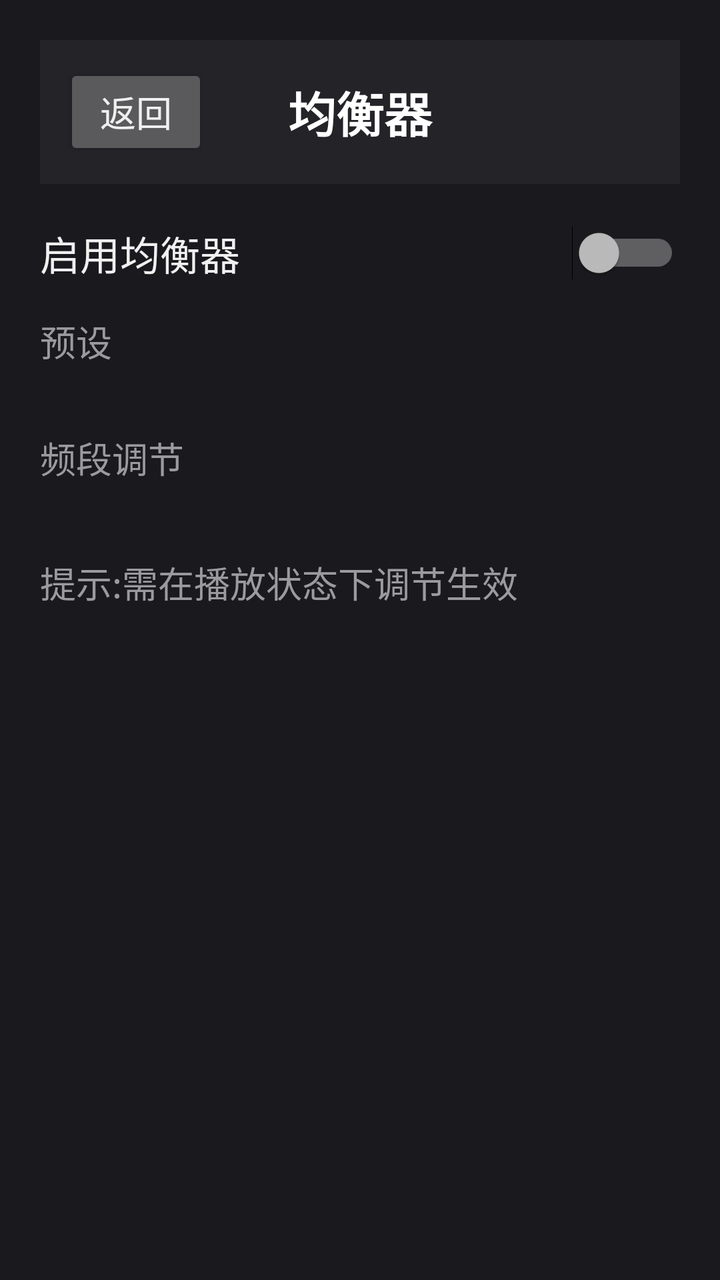
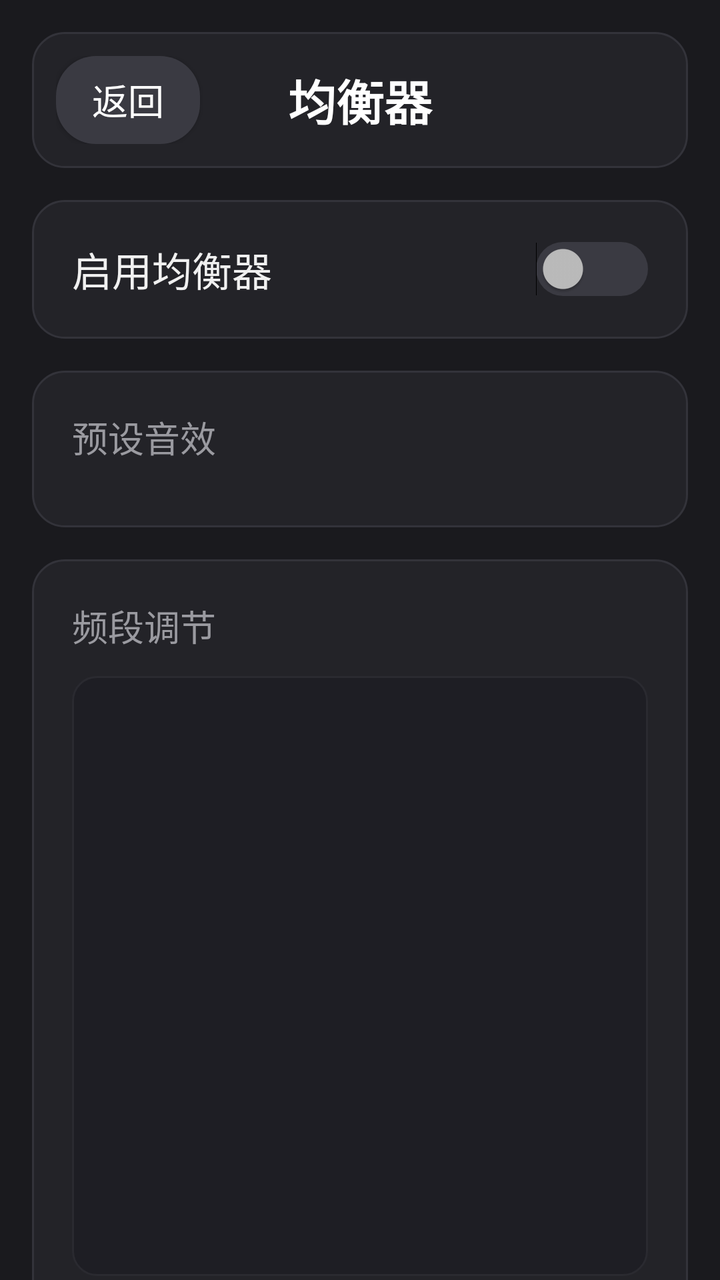

Compare the two renders of this Android layout. The source of the first and the diff that turns it into the second are given below.
<!-- AndroidManifest.xml: application theme Theme.CaptivaMusic -->
<!-- res/layout/activity_equalizer.xml -->
<?xml version="1.0" encoding="utf-8"?>
<ScrollView xmlns:android="http://schemas.android.com/apk/res/android"
    android:layout_width="match_parent"
    android:layout_height="match_parent"
    android:background="@color/bg_main">

    <LinearLayout
        android:layout_width="match_parent"
        android:layout_height="wrap_content"
        android:orientation="vertical"
        android:padding="20dp">

        
        <LinearLayout
            android:layout_width="match_parent"
            android:layout_height="wrap_content"
            android:orientation="horizontal"
            android:gravity="center_vertical"
            android:padding="@dimen/title_bar_padding"
            android:background="@color/bg_title_bar"
            android:layout_marginBottom="20dp">

            <Button
                android:id="@+id/btn_eq_back"
                android:layout_width="wrap_content"
                android:layout_height="wrap_content"
                android:minWidth="72dp"
                android:text="返回"
                android:textSize="@dimen/sub_text_size" />

            <TextView
                android:layout_width="0dp"
                android:layout_height="wrap_content"
                android:layout_weight="1"
                android:gravity="center"
                android:text="均衡器"
                android:textColor="@color/text_title"
                android:textSize="@dimen/title_text_size"
                android:textStyle="bold" />

            <View
                android:layout_width="72dp"
                android:layout_height="wrap_content" />
        </LinearLayout>

        
        <LinearLayout
            android:layout_width="match_parent"
            android:layout_height="wrap_content"
            android:orientation="horizontal"
            android:gravity="center_vertical"
            android:layout_marginBottom="16dp">

            <TextView
                android:layout_width="0dp"
                android:layout_height="wrap_content"
                android:layout_weight="1"
                android:text="启用均衡器"
                android:textColor="@color/text_primary"
                android:textSize="20sp" />

            <Switch
                android:id="@+id/sw_eq_enable"
                android:layout_width="wrap_content"
                android:layout_height="wrap_content" />
        </LinearLayout>

        
        <TextView
            android:layout_width="match_parent"
            android:layout_height="wrap_content"
            android:text="预设"
            android:textColor="@color/text_secondary"
            android:textSize="@dimen/sub_text_size"
            android:layout_marginBottom="8dp" />

        <HorizontalScrollView
            android:layout_width="match_parent"
            android:layout_height="wrap_content"
            android:layout_marginBottom="24dp"
            android:scrollbars="none">

            <LinearLayout
                android:id="@+id/ll_presets"
                android:layout_width="wrap_content"
                android:layout_height="wrap_content"
                android:orientation="horizontal" />
        </HorizontalScrollView>

        
        <TextView
            android:layout_width="match_parent"
            android:layout_height="wrap_content"
            android:text="频段调节"
            android:textColor="@color/text_secondary"
            android:textSize="@dimen/sub_text_size"
            android:layout_marginBottom="12dp" />

        <LinearLayout
            android:id="@+id/ll_bands"
            android:layout_width="match_parent"
            android:layout_height="wrap_content"
            android:orientation="horizontal"
            android:gravity="center_vertical" />

        <TextView
            android:id="@+id/tv_eq_hint"
            android:layout_width="match_parent"
            android:layout_height="wrap_content"
            android:layout_marginTop="24dp"
            android:text="提示:需在播放状态下调节生效"
            android:textColor="@color/text_secondary"
            android:textSize="@dimen/sub_text_size" />

    </LinearLayout>
</ScrollView>
<!-- resources referenced by this layout -->
<resources>
  <color name="bg_main">#1A1A1E</color>
  <color name="bg_title_bar">#232328</color>
  <color name="text_primary">#F0F0F0</color>
  <color name="text_secondary">#9A9AA0</color>
  <color name="text_title">#FFFFFF</color>
  <dimen name="sub_text_size">18sp</dimen>
  <dimen name="title_bar_padding">12dp</dimen>
  <dimen name="title_text_size">24sp</dimen>
  <style name="Theme.CaptivaMusic" parent="Theme.AppCompat.NoActionBar">
          <item name="colorPrimary">@color/accent</item>
          <item name="colorPrimaryDark">@color/bg_title_bar</item>
          <item name="colorAccent">@color/accent</item>
          <item name="android:windowBackground">@color/bg_main</item>
          <item name="android:statusBarColor">@color/bg_title_bar</item>
          <item name="android:textColorPrimary">@color/text_primary</item>
          
          <item name="android:windowAnimationStyle">@style/NoAnimation</item>
      </style>
  <color name="accent">#4FC3F7</color>
  <style name="NoAnimation" parent="@android:style/Animation.Activity">
          <item name="android:activityOpenEnterAnimation">@null</item>
          <item name="android:activityOpenExitAnimation">@null</item>
          <item name="android:activityCloseEnterAnimation">@null</item>
          <item name="android:activityCloseExitAnimation">@null</item>
          <item name="android:taskOpenEnterAnimation">@null</item>
          <item name="android:taskOpenExitAnimation">@null</item>
          <item name="android:taskCloseEnterAnimation">@null</item>
          <item name="android:taskCloseExitAnimation">@null</item>
          <item name="android:taskToFrontEnterAnimation">@null</item>
          <item name="android:taskToFrontExitAnimation">@null</item>
          <item name="android:taskToBackEnterAnimation">@null</item>
          <item name="android:taskToBackExitAnimation">@null</item>
      </style>
</resources>

<!-- the commit's change to res/layout/activity_equalizer.xml (unified diff, before → after) -->
@@ -2,13 +2,15 @@
 <ScrollView xmlns:android="http://schemas.android.com/apk/res/android"
     android:layout_width="match_parent"
     android:layout_height="match_parent"
-    android:background="@color/bg_main">
+    android:background="@color/bg_main"
+    android:fillViewport="true"
+    android:scrollbars="none">
 
     <LinearLayout
         android:layout_width="match_parent"
         android:layout_height="wrap_content"
         android:orientation="vertical"
-        android:padding="20dp">
+        android:padding="16dp">
 
         
         <LinearLayout
@@ -16,16 +18,18 @@
             android:layout_height="wrap_content"
             android:orientation="horizontal"
             android:gravity="center_vertical"
-            android:padding="@dimen/title_bar_padding"
-            android:background="@color/bg_title_bar"
-            android:layout_marginBottom="20dp">
+            android:padding="12dp"
+            android:background="@drawable/bg_eq_card"
+            android:layout_marginBottom="16dp">
 
             <Button
                 android:id="@+id/btn_eq_back"
                 android:layout_width="wrap_content"
-                android:layout_height="wrap_content"
+                android:layout_height="44dp"
                 android:minWidth="72dp"
+                android:background="@drawable/bg_eq_btn_back"
                 android:text="返回"
+                android:textColor="@color/btn_text"
                 android:textSize="@dimen/sub_text_size" />
 
             <TextView
@@ -40,7 +44,7 @@
 
             <View
                 android:layout_width="72dp"
-                android:layout_height="wrap_content" />
+                android:layout_height="44dp" />
         </LinearLayout>
 
         
@@ -49,6 +53,8 @@
             android:layout_height="wrap_content"
             android:orientation="horizontal"
             android:gravity="center_vertical"
+            android:padding="20dp"
+            android:background="@drawable/bg_eq_card"
             android:layout_marginBottom="16dp">
 
             <TextView
@@ -62,54 +68,114 @@
             <Switch
                 android:id="@+id/sw_eq_enable"
                 android:layout_width="wrap_content"
-                android:layout_height="wrap_content" />
+                android:layout_height="wrap_content"
+                android:track="@drawable/bg_eq_switch_track"
+                android:switchMinWidth="56dp" />
+        </LinearLayout>
+
+        
+        <LinearLayout
+            android:layout_width="match_parent"
+            android:layout_height="wrap_content"
+            android:orientation="vertical"
+            android:padding="20dp"
+            android:background="@drawable/bg_eq_card"
+            android:layout_marginBottom="16dp">
+
+            <TextView
+                android:layout_width="match_parent"
+                android:layout_height="wrap_content"
+                android:text="预设音效"
+                android:textColor="@color/text_secondary"
+                android:textSize="@dimen/sub_text_size"
+                android:layout_marginBottom="12dp" />
+
+            <HorizontalScrollView
+                android:layout_width="match_parent"
+                android:layout_height="wrap_content"
+                android:scrollbars="none">
+
+                <LinearLayout
+                    android:id="@+id/ll_presets"
+                    android:layout_width="wrap_content"
+                    android:layout_height="wrap_content"
+                    android:orientation="horizontal" />
+            </HorizontalScrollView>
+        </LinearLayout>
+
+        
+        <LinearLayout
+            android:layout_width="match_parent"
+            android:layout_height="wrap_content"
+            android:orientation="vertical"
+            android:padding="20dp"
+            android:background="@drawable/bg_eq_card"
+            android:layout_marginBottom="16dp">
+
+            <TextView
+                android:layout_width="match_parent"
+                android:layout_height="wrap_content"
+                android:text="频段调节"
+                android:textColor="@color/text_secondary"
+                android:textSize="@dimen/sub_text_size"
+                android:layout_marginBottom="12dp" />
+
+            
+            <LinearLayout
+                android:id="@+id/ll_bands"
+                android:layout_width="match_parent"
+                android:layout_height="wrap_content"
+                android:orientation="horizontal"
+                android:gravity="center_vertical"
+                android:background="@drawable/bg_eq_band_panel"
+                android:padding="16dp"
+                android:minHeight="300dp" />
+
+            
+            <LinearLayout
+                android:layout_width="match_parent"
+                android:layout_height="wrap_content"
+                android:orientation="horizontal"
+                android:layout_marginTop="8dp">
+
+                <TextView
+                    android:layout_width="0dp"
+                    android:layout_height="wrap_content"
+                    android:layout_weight="1"
+                    android:gravity="start"
+                    android:text="−"
+                    android:textColor="@color/eq_freq_label"
+                    android:textSize="16sp" />
+
+                <TextView
+                    android:layout_width="0dp"
+                    android:layout_height="wrap_content"
+                    android:layout_weight="1"
+                    android:gravity="center"
+                    android:text="0 dB"
+                    android:textColor="@color/eq_freq_label"
+                    android:textSize="14sp" />
+
+                <TextView
+                    android:layout_width="0dp"
+                    android:layout_height="wrap_content"
+                    android:layout_weight="1"
+                    android:gravity="end"
+                    android:text="+"
+                    android:textColor="@color/eq_freq_label"
+                    android:textSize="16sp" />
+            </LinearLayout>
         </LinearLayout>
 
         
         <TextView
-            android:layout_width="match_parent"
-            android:layout_height="wrap_content"
-            android:text="预设"
-            android:textColor="@color/text_secondary"
-            android:textSize="@dimen/sub_text_size"
-            android:layout_marginBottom="8dp" />
-
-        <HorizontalScrollView
-            android:layout_width="match_parent"
-            android:layout_height="wrap_content"
-            android:layout_marginBottom="24dp"
-            android:scrollbars="none">
-
-            <LinearLayout
-                android:id="@+id/ll_presets"
-                android:layout_width="wrap_content"
-                android:layout_height="wrap_content"
-                android:orientation="horizontal" />
-        </HorizontalScrollView>
-
-        
-        <TextView
-            android:layout_width="match_parent"
-            android:layout_height="wrap_content"
-            android:text="频段调节"
-            android:textColor="@color/text_secondary"
-            android:textSize="@dimen/sub_text_size"
-            android:layout_marginBottom="12dp" />
-
-        <LinearLayout
-            android:id="@+id/ll_bands"
-            android:layout_width="match_parent"
-            android:layout_height="wrap_content"
-            android:orientation="horizontal"
-            android:gravity="center_vertical" />
-
-        <TextView
             android:id="@+id/tv_eq_hint"
             android:layout_width="match_parent"
             android:layout_height="wrap_content"
-            android:layout_marginTop="24dp"
-            android:text="提示:需在播放状态下调节生效"
-            android:textColor="@color/text_secondary"
+            android:layout_marginTop="4dp"
+            android:gravity="center"
+            android:text="设置会自动保存,播放音乐时生效"
+            android:textColor="@color/eq_hint_text"
             android:textSize="@dimen/sub_text_size" />
 
     </LinearLayout>
<!-- resource entries referenced after the edit -->
@@ -1,13 +1,62 @@
 <!-- resources referenced by this layout -->
 <resources>
   <color name="bg_main">#1A1A1E</color>
-  <color name="bg_title_bar">#232328</color>
+  <color name="btn_text">#FFFFFF</color>
+  <color name="eq_freq_label">#9A9AA0</color>
+  <color name="eq_hint_text">#6A6A70</color>
   <color name="text_primary">#F0F0F0</color>
   <color name="text_secondary">#9A9AA0</color>
   <color name="text_title">#FFFFFF</color>
   <dimen name="sub_text_size">18sp</dimen>
-  <dimen name="title_bar_padding">12dp</dimen>
   <dimen name="title_text_size">24sp</dimen>
+  <!-- drawable bg_eq_band_panel (drawable) -->
+  <?xml version="1.0" encoding="utf-8"?>
+  <shape xmlns:android="http://schemas.android.com/apk/res/android"
+      android:shape="rectangle">
+      <solid android:color="#1E1E24" />
+      <corners android:radius="12dp" />
+      <stroke android:width="1dp" android:color="#2A2A30" />
+  </shape>
+  <!-- drawable bg_eq_btn_back (drawable) -->
+  <?xml version="1.0" encoding="utf-8"?>
+  <selector xmlns:android="http://schemas.android.com/apk/res/android">
+      <item android:state_pressed="true">
+          <shape android:shape="rectangle">
+              <solid android:color="#55555D" />
+              <corners android:radius="20dp" />
+          </shape>
+      </item>
+      <item>
+          <shape android:shape="rectangle">
+              <solid android:color="#3A3A42" />
+              <corners android:radius="20dp" />
+          </shape>
+      </item>
+  </selector>
+  <!-- drawable bg_eq_card (drawable) -->
+  <?xml version="1.0" encoding="utf-8"?>
+  <shape xmlns:android="http://schemas.android.com/apk/res/android"
+      android:shape="rectangle">
+      <solid android:color="#232328" />
+      <corners android:radius="16dp" />
+      <stroke android:width="1dp" android:color="#33333A" />
+  </shape>
+  <!-- drawable bg_eq_switch_track (drawable) -->
+  <?xml version="1.0" encoding="utf-8"?>
+  <selector xmlns:android="http://schemas.android.com/apk/res/android">
+      <item android:state_checked="true">
+          <shape android:shape="rectangle">
+              <solid android:color="#4FC3F7" />
+              <corners android:radius="22dp" />
+          </shape>
+      </item>
+      <item>
+          <shape android:shape="rectangle">
+              <solid android:color="#3A3A42" />
+              <corners android:radius="22dp" />
+          </shape>
+      </item>
+  </selector>
   <style name="Theme.CaptivaMusic" parent="Theme.AppCompat.NoActionBar">
           <item name="colorPrimary">@color/accent</item>
           <item name="colorPrimaryDark">@color/bg_title_bar</item>
@@ -19,6 +68,7 @@
           <item name="android:windowAnimationStyle">@style/NoAnimation</item>
       </style>
   <color name="accent">#4FC3F7</color>
+  <color name="bg_title_bar">#232328</color>
   <style name="NoAnimation" parent="@android:style/Animation.Activity">
           <item name="android:activityOpenEnterAnimation">@null</item>
           <item name="android:activityOpenExitAnimation">@null</item>
